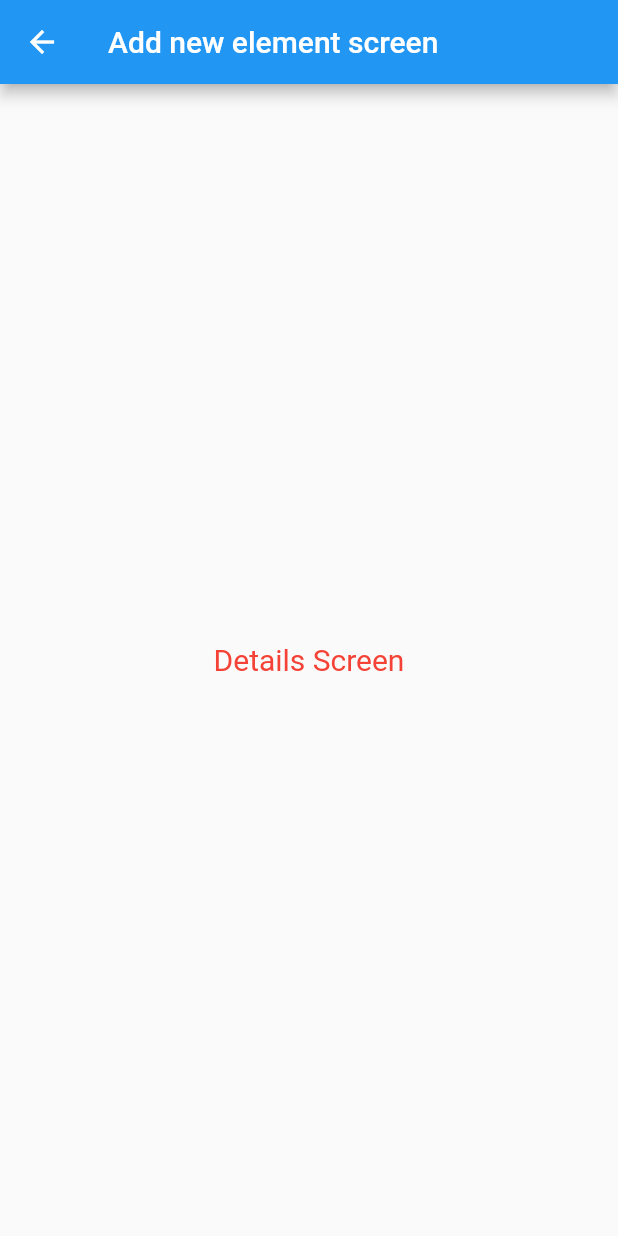
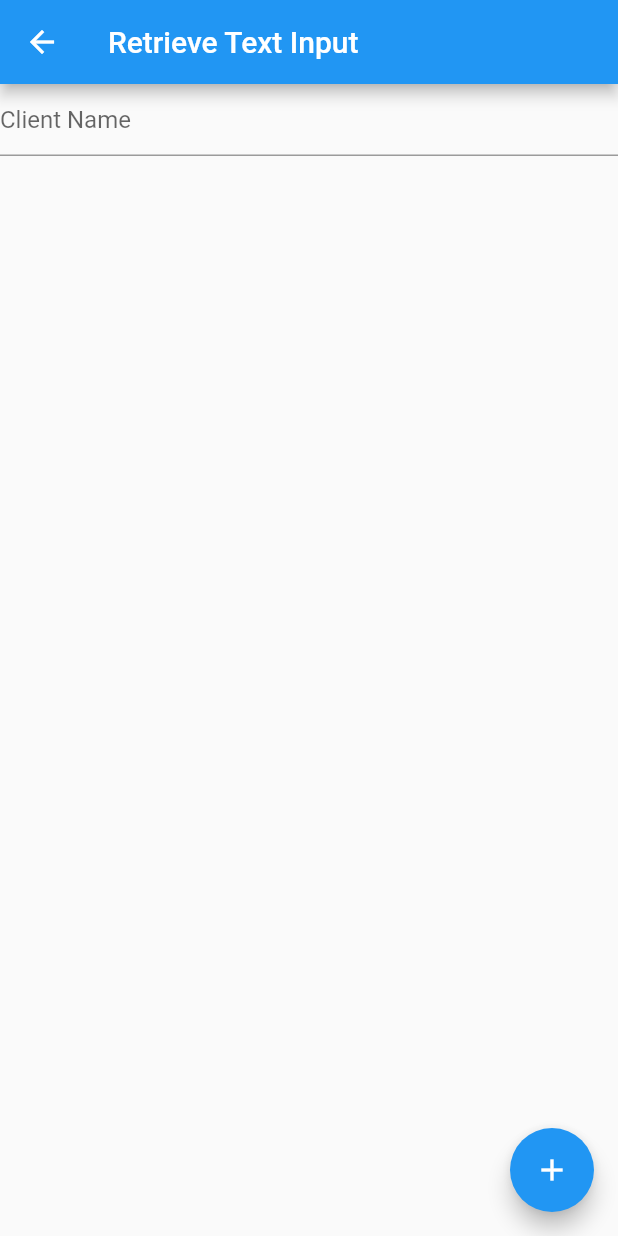
Before and after one commit to krecikzgr/FlutterExample, a Flutter app: the AddClientScreen screen opened directly, on a phone screen of 412 x 824 dp. Run offline on Flutter 3.47's test engine with Material 2 defaults, Android fonts, the phone set to English and light mode, and no system bars; network calls fail.

Commit message:
Added simple textfield

```diff
--- a/lib/add_client_screen.dart
+++ b/lib/add_client_screen.dart
@@ -2,27 +2,50 @@ import 'package:flutter/material.dart';
 import 'package:my_first_app/client_model.dart';
 
 
-class AddClientScreen extends StatelessWidget {
+class AddClientScreen extends StatefulWidget {
+
+  @override
+  _AddClientScreenSate createState() => _AddClientScreenSate();
+}
+
+class _AddClientScreenSate extends State<AddClientScreen> {
+  final clientNameController = TextEditingController();
+
+  @override
+  void dispose() {
+    clientNameController.dispose();
+    super.dispose();
+  }
+
   @override
   Widget build(BuildContext context) {
-    // Use the Todo to create our UI
     return Scaffold(
       appBar: AppBar(
-        title: Text("Add new element screen"),
+        title: Text("Retrieve Text Input"),
       ),
-      body: Center(
-          child: Column(
-          mainAxisAlignment: MainAxisAlignment.center,
-          children: <Widget>[
-            Text('Details Screen',
-            style: TextStyle(
-              fontSize: 20,
-              color: Colors.red
+      body: Column(
+        children: <Widget>[
+          TextField(
+            decoration:  InputDecoration(
+              hintText: 'Client Name'
             ),
-            ),
-          ],
-        )
-      )
+            controller: clientNameController,
+          )
+        ],
+      ),
+      floatingActionButton: FloatingActionButton(
+        child: Icon(Icons.add),
+        onPressed: () {
+          return showDialog(
+            context: context,
+            builder: (context) {
+              return AlertDialog(
+                content: Text(clientNameController.text),
+              );
+            },
+          );
+        },
+      ),
     );
   }
 }
--- a/lib/main.dart
+++ b/lib/main.dart
@@ -41,7 +41,8 @@ class MyApp extends StatelessWidget {
 }
 //EXPLENATION WHY DOES IT WORK
 
-https://stackoverflow.com/questions/44004451/navigator-operation-requested-with-a-context-that-does-not-include-a-navigator/51292613#51292613
+//https://proandroiddev.com/a-deep-dive-into-floatingactionbutton-in-flutter-bf95bee11627
+//https://stackoverflow.com/questions/44004451/navigator-operation-requested-with-a-context-that-does-not-include-a-navigator/51292613#51292613
 class MyFab extends StatelessWidget {
   @override
   Widget build(BuildContext context) {
```
